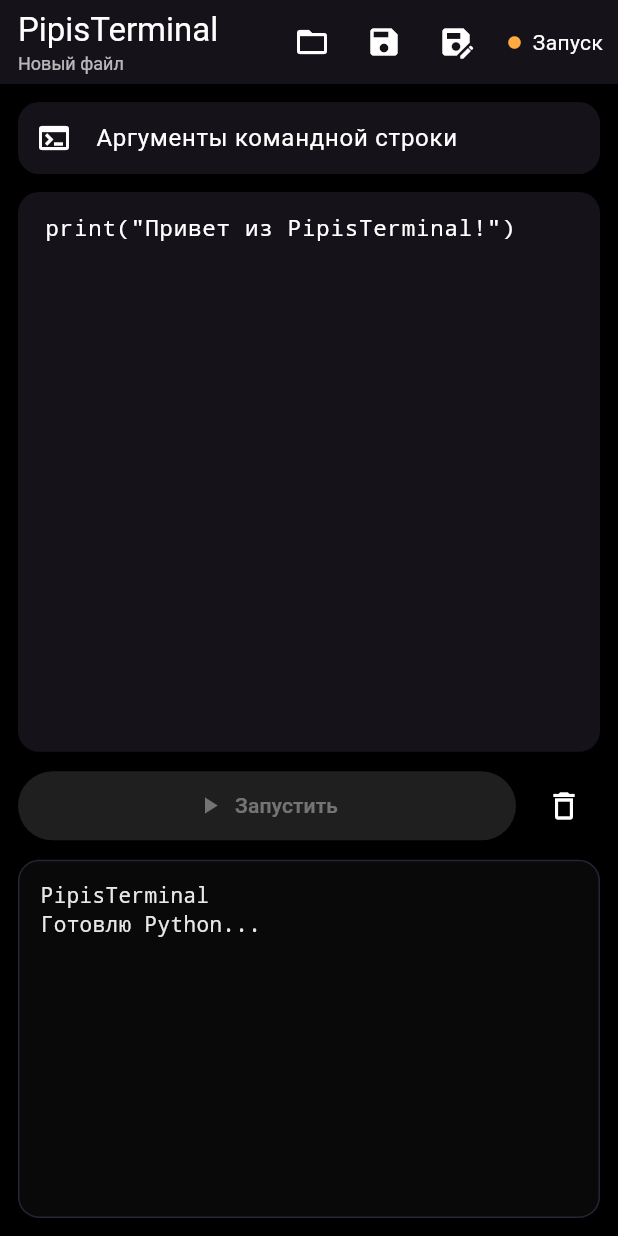
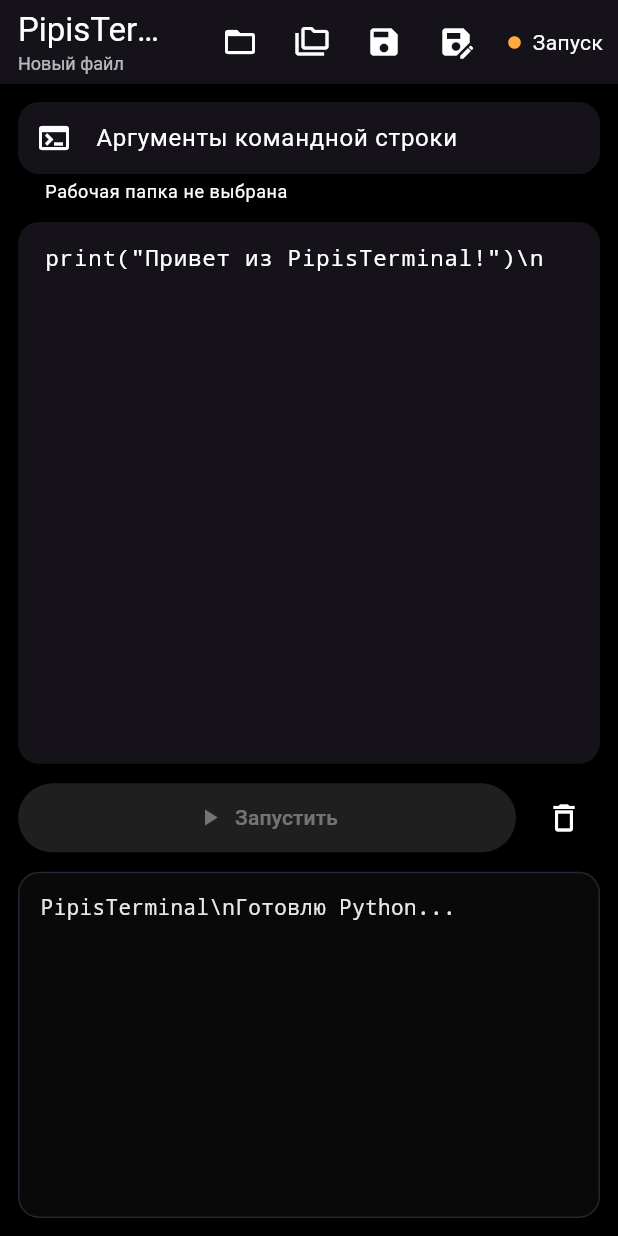
Before and after one commit to shadowfightdimaonly-del/PipisTerminal, a Flutter app: the screen it shows after launch, on a phone screen of 412 x 824 dp. Run offline on Flutter 3.47's test engine with Material 3 defaults, Android fonts, the light colour scheme and no system bars; our stand-ins replace file_picker; missing offline and left inert: serious_python; network calls fail.

Commit message:
Add project working directory picker

```diff
--- a/lib/main.dart
+++ b/lib/main.dart
@@ -54,7 +54,7 @@
 
 class _TerminalScreenState extends State<TerminalScreen> {
   final _controller = TextEditingController(
-    text: 'print("Привет из PipisTerminal!")\n',
+    text: 'print("Привет из PipisTerminal!")\\n',
   );
   final _argsController = TextEditingController();
   final _scrollController = ScrollController();
@@ -64,7 +64,8 @@
   bool _running = false;
   bool _dirty = false;
   String? _filePath;
-  String _output = 'PipisTerminal\nГотовлю Python...';
+  String? _workingDirectory;
+  String _output = 'PipisTerminal\\nГотовлю Python...';
 
   Uri get _runUri => Uri.parse('http://127.0.0.1:$_pythonPort/run');
   Uri get _healthUri => Uri.parse('http://127.0.0.1:$_pythonPort/health');
@@ -107,12 +108,29 @@
       if (mounted) {
         setState(() {
           _filePath = path;
+          _workingDirectory = File(path).parent.path;
           _dirty = false;
-          _output = 'Открыт файл:\n$_fileName';
+          _output = 'Открыт файл:\\n$_fileName';
         });
       }
     } catch (error) {
-      _showMessage('Не удалось открыть файл:\n$error');
+      _showMessage('Не удалось открыть файл:\\n$error');
+    }
+  }
+
+  Future<void> _chooseWorkingDirectory() async {
+    try {
+      final path = await FilePicker.platform.getDirectoryPath(
+        dialogTitle: 'Выбрать рабочую папку проекта',
+      );
+      if (path == null || !mounted) return;
+
+      setState(() {
+        _workingDirectory = path;
+        _output = 'Рабочая папка:\\n$path';
+      });
+    } catch (error) {
+      _showMessage('Не удалось выбрать папку:\\n$error');
     }
   }
 
@@ -127,11 +145,11 @@
       if (mounted) {
         setState(() {
           _dirty = false;
-          _output = 'Сохранено:\n$_fileName';
+          _output = 'Сохранено:\\n$_fileName';
         });
       }
     } catch (error) {
-      _showMessage('Не удалось сохранить файл:\n$error');
+      _showMessage('Не удалось сохранить файл:\\n$error');
     }
   }
 
@@ -149,12 +167,13 @@
       if (mounted) {
         setState(() {
           _filePath = path;
+          _workingDirectory = File(path).parent.path;
           _dirty = false;
-          _output = 'Сохранено как:\n$_fileName';
+          _output = 'Сохранено как:\\n$_fileName';
         });
       }
     } catch (error) {
-      _showMessage('Не удалось сохранить файл:\n$error');
+      _showMessage('Не удалось сохранить файл:\\n$error');
     }
   }
 
@@ -170,7 +189,7 @@
       SeriousPython.run();
     } catch (error) {
       setState(() {
-        _output = 'Не удалось запустить Python:\n$error';
+        _output = 'Не удалось запустить Python:\\n$error';
       });
       return;
     }
@@ -190,7 +209,7 @@
         if (!_pythonReady) {
           setState(() {
             _pythonReady = true;
-            _output = 'Python 3\nГотов к запуску.';
+            _output = 'Python 3\\nГотов к запуску.';
           });
         }
         _statusTimer?.cancel();
@@ -215,15 +234,16 @@
             headers: {'content-type': 'application/json'},
             body: jsonEncode({
               'code': _controller.text,
-              'fileName': _fileName,
+              'fileName': _filePath ?? '<PipisTerminal>',
               'args': _argsController.text,
+              'cwd': _workingDirectory,
             }),
           )
           .timeout(const Duration(seconds: 30));
 
       if (response.statusCode != 200) {
         setState(() {
-          _output = 'Python server error ${response.statusCode}\n${response.body}';
+          _output = 'Python server error ${response.statusCode}\\n${response.body}';
         });
         return;
       }
@@ -238,15 +258,15 @@
       if (stderr.isNotEmpty) parts.add(stderr.trimRight());
       if (parts.isEmpty) parts.add('[Program finished]');
       if (exitCode != null && exitCode != 0) {
-        parts.add('\nExit code: $exitCode');
+        parts.add('\\nExit code: $exitCode');
       }
 
       setState(() {
-        _output = parts.join('\n');
+        _output = parts.join('\\n');
       });
     } catch (error) {
       setState(() {
-        _output = 'Ошибка запуска:\n$error';
+        _output = 'Ошибка запуска:\\n$error';
       });
     } finally {
       if (mounted) {
@@ -259,7 +279,7 @@
 
   void _clearOutput() {
     setState(() {
-      _output = _pythonReady ? 'Python 3\nГотов к запуску.' : 'Готовлю Python...';
+      _output = _pythonReady ? 'Python 3\\nГотов к запуску.' : 'Готовлю Python...';
     });
   }
 
@@ -295,6 +315,11 @@
             tooltip: 'Открыть .py',
             onPressed: _openFile,
             icon: const Icon(Icons.folder_open),
+          ),
+          IconButton(
+            tooltip: 'Рабочая папка проекта',
+            onPressed: _chooseWorkingDirectory,
+            icon: const Icon(Icons.folder_copy_outlined),
           ),
           IconButton(
             tooltip: 'Сохранить',
@@ -333,11 +358,18 @@
                 controller: _argsController,
                 maxLines: 1,
                 style: const TextStyle(fontFamily: 'monospace', fontSize: 14),
-                decoration: const InputDecoration(
+                decoration: InputDecoration(
                   labelText: 'Аргументы командной строки',
                   hintText: 'например: hello "hello world"',
-                  prefixIcon: Icon(Icons.terminal),
-                  contentPadding: EdgeInsets.symmetric(horizontal: 14, vertical: 12),
+                  helperText: _workingDirectory == null
+                      ? 'Рабочая папка не выбрана'
+                      : 'Папка: $_workingDirectory',
+                  helperMaxLines: 1,
+                  prefixIcon: const Icon(Icons.terminal),
+                  contentPadding: const EdgeInsets.symmetric(
+                    horizontal: 14,
+                    vertical: 12,
+                  ),
                 ),
               ),
             ),
```
